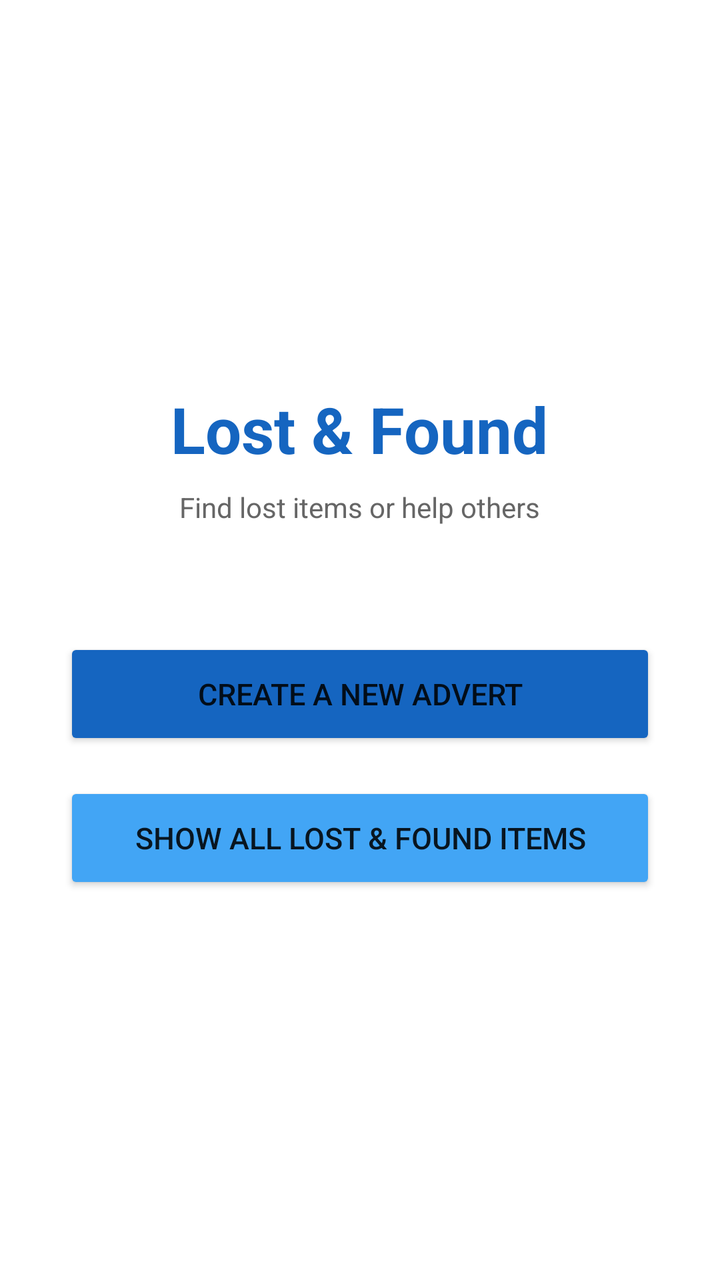
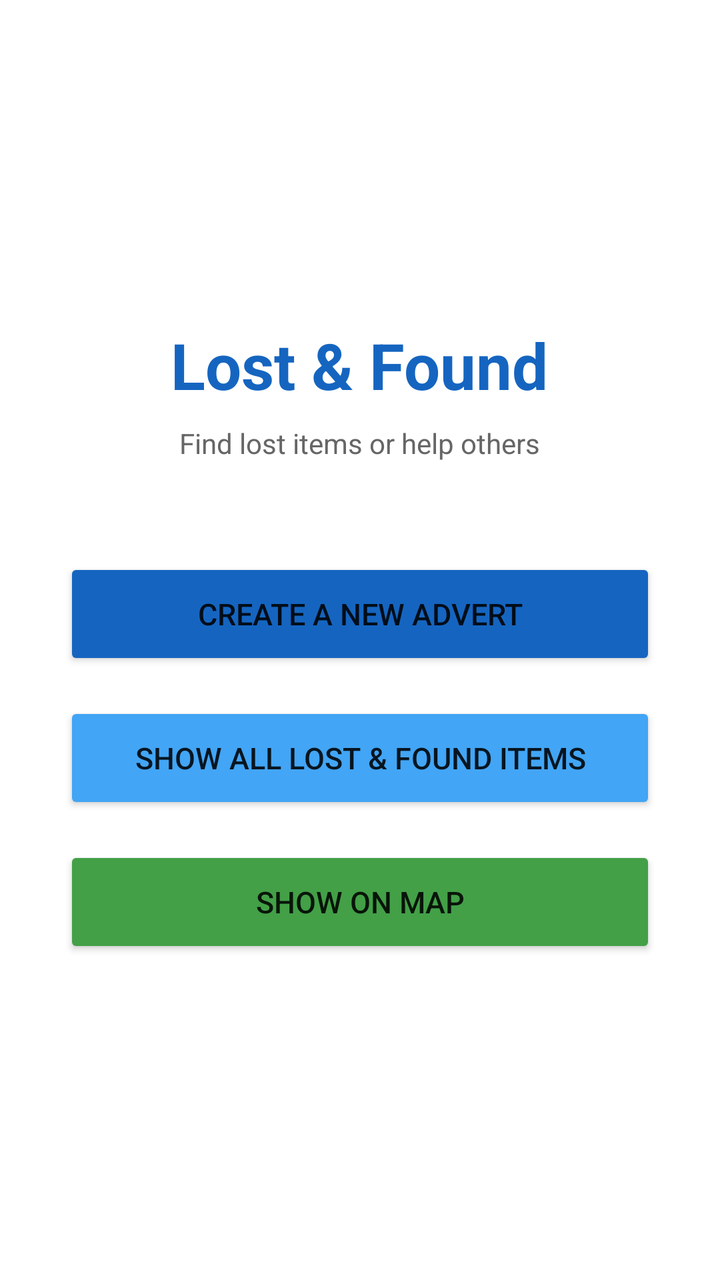

The first picture is an Android layout as it rendered before a commit; the second is the same layout after the commit. The layout source and the unified diff follow.
<!-- AndroidManifest.xml: application theme Theme.Lostandfound -->
<!-- res/layout/activity_main.xml -->
<?xml version="1.0" encoding="utf-8"?>
<LinearLayout xmlns:android="http://schemas.android.com/apk/res/android"
    android:layout_width="match_parent"
    android:layout_height="match_parent"
    android:orientation="vertical"
    android:gravity="center"
    android:padding="32dp"
    android:background="@color/white">

    <TextView
        android:layout_width="wrap_content"
        android:layout_height="wrap_content"
        android:text="Lost &amp; Found"
        android:textSize="32sp"
        android:textStyle="bold"
        android:textColor="@color/primary"
        android:layout_marginBottom="8dp" />

    <TextView
        android:layout_width="wrap_content"
        android:layout_height="wrap_content"
        android:text="Find lost items or help others"
        android:textSize="14sp"
        android:textColor="#666666"
        android:layout_marginBottom="56dp" />

    <Button
        android:id="@+id/btnCreateAdvert"
        android:layout_width="match_parent"
        android:layout_height="56dp"
        android:text="CREATE A NEW ADVERT"
        android:textSize="15sp"
        android:backgroundTint="@color/primary"
        android:layout_marginBottom="16dp" />

    <Button
        android:id="@+id/btnShowItems"
        android:layout_width="match_parent"
        android:layout_height="56dp"
        android:text="SHOW ALL LOST &amp; FOUND ITEMS"
        android:textSize="15sp"
        android:backgroundTint="@color/accent" />

</LinearLayout>
<!-- resources referenced by this layout -->
<resources>
  <color name="accent">#42A5F5</color>
  <color name="primary">#1565C0</color>
  <color name="white">#FFFFFFFF</color>
  <style name="Theme.Lostandfound" parent="Base.Theme.Lostandfound" />
  <style name="Base.Theme.Lostandfound" parent="Theme.MaterialComponents.Light.DarkActionBar">
          <item name="colorPrimary">@color/primary</item>
          <item name="colorPrimaryDark">@color/primary_dark</item>
          <item name="colorAccent">@color/accent</item>
      </style>
  <color name="primary_dark">#003c8f</color>
</resources>

<!-- the commit's change to res/layout/activity_main.xml (unified diff, before → after) -->
@@ -22,7 +22,7 @@
         android:text="Find lost items or help others"
         android:textSize="14sp"
         android:textColor="#666666"
-        android:layout_marginBottom="56dp" />
+        android:layout_marginBottom="48dp" />
 
     <Button
         android:id="@+id/btnCreateAdvert"
@@ -39,6 +39,15 @@
         android:layout_height="56dp"
         android:text="SHOW ALL LOST &amp; FOUND ITEMS"
         android:textSize="15sp"
-        android:backgroundTint="@color/accent" />
+        android:backgroundTint="@color/accent"
+        android:layout_marginBottom="16dp" />
+
+    <Button
+        android:id="@+id/btnShowOnMap"
+        android:layout_width="match_parent"
+        android:layout_height="56dp"
+        android:text="SHOW ON MAP"
+        android:textSize="15sp"
+        android:backgroundTint="#43A047" />
 
 </LinearLayout>
